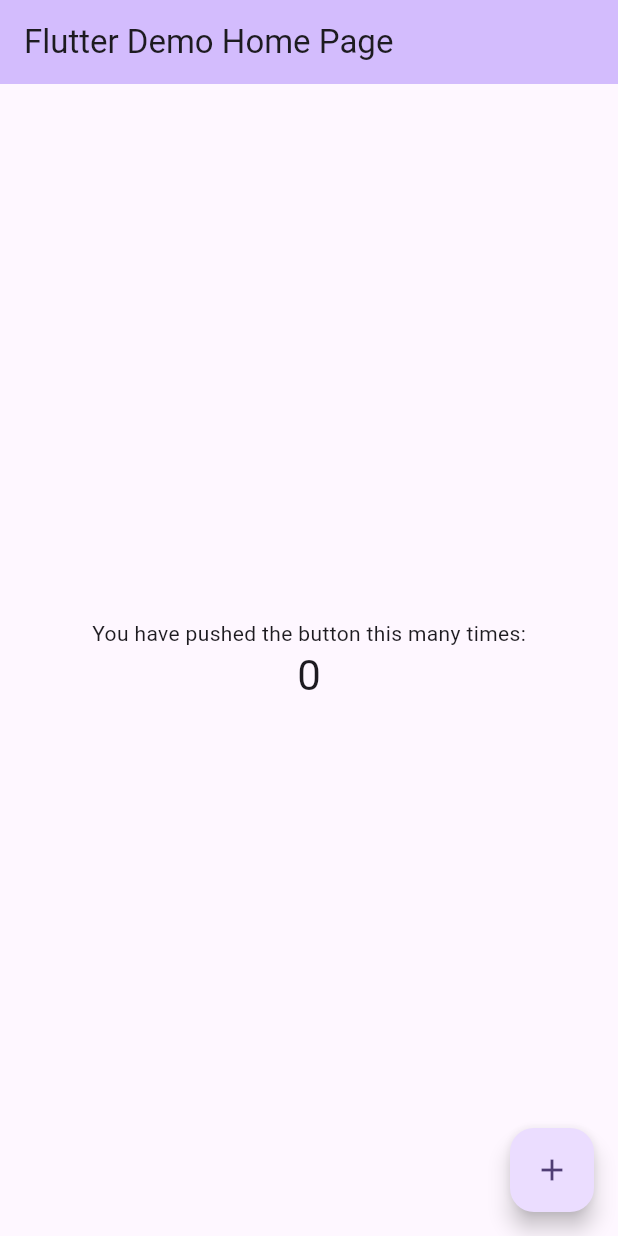
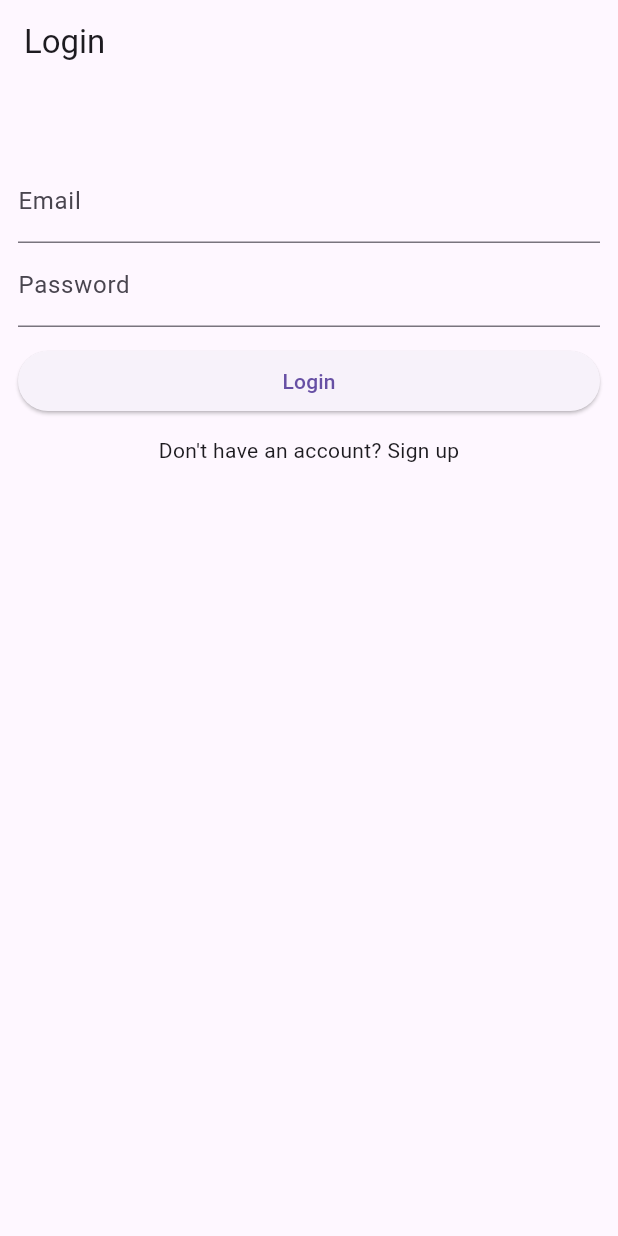
Before and after one commit to Dama-L-T/2026_S2_-W204-_StudyBuddies, a Flutter app: the screen it shows after launch, on a phone screen of 412 x 824 dp. Run offline on Flutter 3.47's test engine with Material 3 defaults, Android fonts, the phone set to English and light mode, and no system bars; our stand-ins replace supabase_flutter; accounts and stored records are empty.

Commit message:
Add authentication with Supabase, login and register pages

```diff
--- /dev/null
+++ b/frontend/lib/auth/auth_gate.dart
@@ -0,0 +1,27 @@
+import 'package:flutter/material.dart';
+import 'package:supabase_flutter/supabase_flutter.dart';
+import 'package:frontend/pages/login_page.dart';
+import 'package:frontend/pages/profile_page.dart';
+
+class AuthGate extends StatelessWidget {
+  const AuthGate({super.key});
+  @override
+  Widget build(BuildContext context) {
+    return StreamBuilder(
+      stream: Supabase.instance.client.auth.onAuthStateChange,
+      builder: (context, snapshot) {
+        if (snapshot.connectionState == ConnectionState.waiting) {
+          return const Scaffold(
+            body: Center(child: CircularProgressIndicator()),
+          );
+        }
+        final session = snapshot.hasData ? snapshot.data!.session : null;
+        if (session != null) {
+          return const ProfilePage();
+        } else {
+          return const LoginPage();
+        }
+      },
+    );
+  }
+}
--- /dev/null
+++ b/frontend/lib/auth/auth_service.dart
@@ -0,0 +1,27 @@
+import 'package:supabase_flutter/supabase_flutter.dart';
+
+class AuthService {
+  final SupabaseClient _supabase = Supabase.instance.client;
+
+  Future<AuthResponse> signInWithEmailPassword(String email, String password) async {
+    return await _supabase.auth.signInWithPassword(
+      email: email,
+      password: password,
+    );
+  }
+
+  Future<AuthResponse> signUpWithEmailPassword(String email, String password) async {
+    return await _supabase.auth.signUp(
+      email: email,
+      password: password,
+    );
+  }
+  Future<void> signOut() async {
+    await _supabase.auth.signOut();
+  }
+  String? getCurrentUserEmail() {
+    final session = _supabase.auth.currentSession;
+    final user = session?.user;
+    return user?.email;
+  }
+}
--- a/frontend/lib/main.dart
+++ b/frontend/lib/main.dart
@@ -1,6 +1,12 @@
 import 'package:flutter/material.dart';
+import 'package:supabase_flutter/supabase_flutter.dart';
+import 'package:frontend/auth/auth_gate.dart';
 
-void main() {
+void main() async {
+  await Supabase.initialize(
+    url: 'https://czbbccdenyxalojpvhfa.supabase.co',
+    publishableKey: 'sb_publishable_7ZAyd6WFurqeczH2iKXHAQ_d6Snl_vf',
+  );
   runApp(const MyApp());
 }
 
@@ -10,113 +16,8 @@ class MyApp extends StatelessWidget {
   // This widget is the root of your application.
   @override
   Widget build(BuildContext context) {
-    return MaterialApp(
-      title: 'Flutter Demo',
-      theme: ThemeData(
-        // This is the theme of your application.
-        //
-        // TRY THIS: Try running your application with "flutter run". You'll see
-        // the application has a purple toolbar. Then, without quitting the app,
-        // try changing the seedColor in the colorScheme below to Colors.green
-        // and then invoke "hot reload" (save your changes or press the "hot
-        // reload" button in a Flutter-supported IDE, or press "r" if you used
-        // the command line to start the app).
-        //
-        // Notice that the counter didn't reset back to zero; the application
-        // state is not lost during the reload. To reset the state, use hot
-        // restart instead.
-        //
-        // This works for code too, not just values: Most code changes can be
-        // tested with just a hot reload.
-        colorScheme: .fromSeed(seedColor: Colors.deepPurple),
-      ),
-      home: const MyHomePage(title: 'Flutter Demo Home Page'),
+    return const MaterialApp(
+      home: AuthGate(),
     );
   }
 }
-
-class MyHomePage extends StatefulWidget {
-  const MyHomePage({super.key, required this.title});
-
-  // This widget is the home page of your application. It is stateful, meaning
-  // that it has a State object (defined below) that contains fields that affect
-  // how it looks.
-
-  // This class is the configuration for the state. It holds the values (in this
-  // case the title) provided by the parent (in this case the App widget) and
-  // used by the build method of the State. Fields in a Widget subclass are
-  // always marked "final".
-
-  final String title;
-
-  @override
-  State<MyHomePage> createState() => _MyHomePageState();
-}
-
-class _MyHomePageState extends State<MyHomePage> {
-  int _counter = 0;
-
-  void _incrementCounter() {
-    setState(() {
-      // This call to setState tells the Flutter framework that something has
-      // changed in this State, which causes it to rerun the build method below
-      // so that the display can reflect the updated values. If we changed
-      // _counter without calling setState(), then the build method would not be
-      // called again, and so nothing would appear to happen.
-      _counter++;
-    });
-  }
-
-  @override
-  Widget build(BuildContext context) {
-    // This method is rerun every time setState is called, for instance as done
-    // by the _incrementCounter method above.
-    //
-    // The Flutter framework has been optimized to make rerunning build methods
-    // fast, so that you can just rebuild anything that needs updating rather
-    // than having to individually change instances of widgets.
-    return Scaffold(
-      appBar: AppBar(
-        // TRY THIS: Try changing the color here to a specific color (to
-        // Colors.amber, perhaps?) and trigger a hot reload to see the AppBar
-        // change color while the other colors stay the same.
-        backgroundColor: Theme.of(context).colorScheme.inversePrimary,
-        // Here we take the value from the MyHomePage object that was created by
-        // the App.build method, and use it to set our appbar title.
-        title: Text(widget.title),
-      ),
-      body: Center(
-        // Center is a layout widget. It takes a single child and positions it
-        // in the middle of the parent.
-        child: Column(
-          // Column is also a layout widget. It takes a list of children and
-          // arranges them vertically. By default, it sizes itself to fit its
-          // children horizontally, and tries to be as tall as its parent.
-          //
-          // Column has various properties to control how it sizes itself and
-          // how it positions its children. Here we use mainAxisAlignment to
-          // center the children vertically; the main axis here is the vertical
-          // axis because Columns are vertical (the cross axis would be
-          // horizontal).
-          //
-          // TRY THIS: Invoke "debug painting" (choose the "Toggle Debug Paint"
-          // action in the IDE, or press "p" in the console), to see the
-          // wireframe for each widget.
-          mainAxisAlignment: .center,
-          children: [
-            const Text('You have pushed the button this many times:'),
-            Text(
-              '$_counter',
-              style: Theme.of(context).textTheme.headlineMedium,
-            ),
-          ],
-        ),
-      ),
-      floatingActionButton: FloatingActionButton(
-        onPressed: _incrementCounter,
-        tooltip: 'Increment',
-        child: const Icon(Icons.add),
-      ),
-    );
-  }
-}
--- /dev/null
+++ b/frontend/lib/pages/login_page.dart
@@ -0,0 +1,65 @@
+import 'package:frontend/auth/auth_service.dart';
+import 'package:flutter/material.dart';
+import 'package:frontend/pages/register_page.dart';
+
+class LoginPage extends StatefulWidget {
+  const LoginPage({super.key});
+
+  @override
+  State<LoginPage> createState() => _LoginPageState();
+}
+
+class _LoginPageState extends State<LoginPage> {
+  final authService = AuthService();
+
+  final _emailController = TextEditingController();
+  final _passwordController = TextEditingController();
+
+  void login() async {
+    final email = _emailController.text;
+    final password = _passwordController.text;
+
+    try {
+      await authService.signInWithEmailPassword(email, password);
+    } catch (e) {
+      if(mounted){
+        ScaffoldMessenger.of(context).showSnackBar(
+          SnackBar(content: Text('Error: $e')),
+        );
+      }
+    }
+  }
+  @override
+  Widget build(BuildContext context) {
+    return Scaffold(
+      appBar: AppBar(title: const Text('Login'),),
+      body: ListView(
+        padding: EdgeInsets.symmetric(horizontal: 12.0, vertical: 50.0),
+        children: [
+          TextField(
+            controller: _emailController,
+            decoration: const InputDecoration(
+              labelText: 'Email',
+            ),
+          ),
+          TextField(
+            controller: _passwordController,
+            decoration: const InputDecoration(
+              labelText: 'Password',
+            ),
+          ),
+          const SizedBox(height: 12),
+          ElevatedButton(onPressed: login,child: const Text('Login'),),
+
+          const SizedBox(height: 12),
+          Center(
+            child: GestureDetector(
+              onTap: () => Navigator.push(context, MaterialPageRoute(builder: (context) => const RegisterPage())),
+              child: const Text("Don't have an account? Sign up"),
+            ),
+          ),
+        ],
+      ),
+    );
+  }
+}
--- /dev/null
+++ b/frontend/lib/pages/register_page.dart
@@ -0,0 +1,64 @@
+import 'package:flutter/material.dart';
+import 'package:frontend/auth/auth_service.dart';
+class RegisterPage extends StatefulWidget {
+  const RegisterPage({super.key});
+  @override
+  State<RegisterPage> createState() => _RegisterPageState();
+}
+class _RegisterPageState extends State<RegisterPage> {
+  final authService = AuthService();
+  final _emailController = TextEditingController();
+  final _passwordController = TextEditingController();
+  final _confirmPassword = TextEditingController();
+  void signUp() async {
+    final email = _emailController.text;
+    final password = _passwordController.text;
+    final confirmPassword = _confirmPassword.text;
+    if (password != confirmPassword) {
+      ScaffoldMessenger.of(context).showSnackBar(const SnackBar(content: Text('Passwords don\'t match')),);
+      return;
+    }
+    try {
+      await authService.signUpWithEmailPassword(email, password);
+      Navigator.pop(context); // Navigate back to the login page after successful registration
+    } catch (e) {
+      if(mounted){
+        ScaffoldMessenger.of(context).showSnackBar(SnackBar(content: Text('Error: $e')),);
+      }
+    }
+  }
+
+  @override
+  Widget build(BuildContext context) {
+    return Scaffold(
+      appBar: AppBar(title: const Text('Sign Up'),),
+      body: ListView(
+        padding: EdgeInsets.symmetric(horizontal: 12.0, vertical: 50.0),
+        children: [
+          TextField(
+            controller: _emailController,
+            decoration: const InputDecoration(
+              labelText: 'Email',
+            ),
+          ),
+          TextField(
+            controller: _passwordController,
+            decoration: const InputDecoration(
+              labelText: 'Password',
+            ),
+            obscureText: true,
+          ),
+          TextField(
+            controller: _confirmPassword,
+            decoration: const InputDecoration(
+              labelText: 'Confirm Password',
+            ),
+            obscureText: true,
+          ),
+          const SizedBox(height: 12),
+          ElevatedButton(onPressed: signUp, child: const Text('Sign Up'),),
+        ],
+      ),
+    );
+  }
+}
--- a/frontend/pubspec.yaml
+++ b/frontend/pubspec.yaml
@@ -34,6 +34,7 @@ dependencies:
   # The following adds the Cupertino Icons font to your application.
   # Use with the CupertinoIcons class for iOS style icons.
   cupertino_icons: ^1.0.8
+  supabase_flutter: ^2.17.2
 
 dev_dependencies:
   flutter_test:
```
Also changed, not shown: frontend/lib/pages/profile_page.dart (added, +12 -0 lines), frontend/pubspec.lock, 5 other files.
